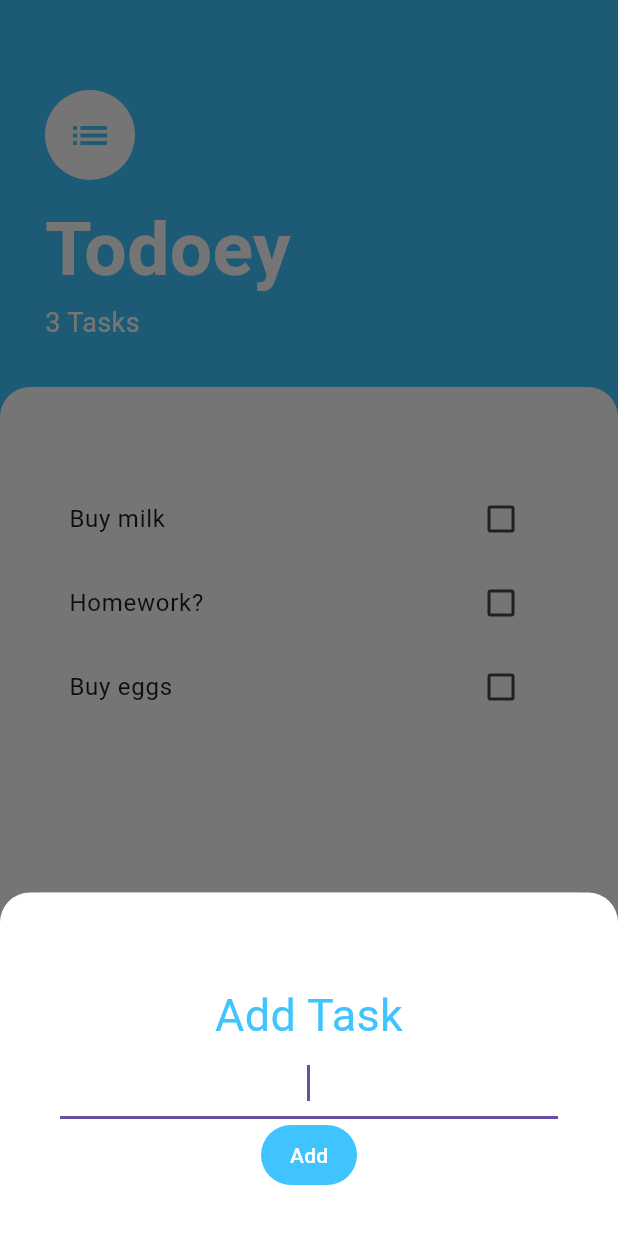
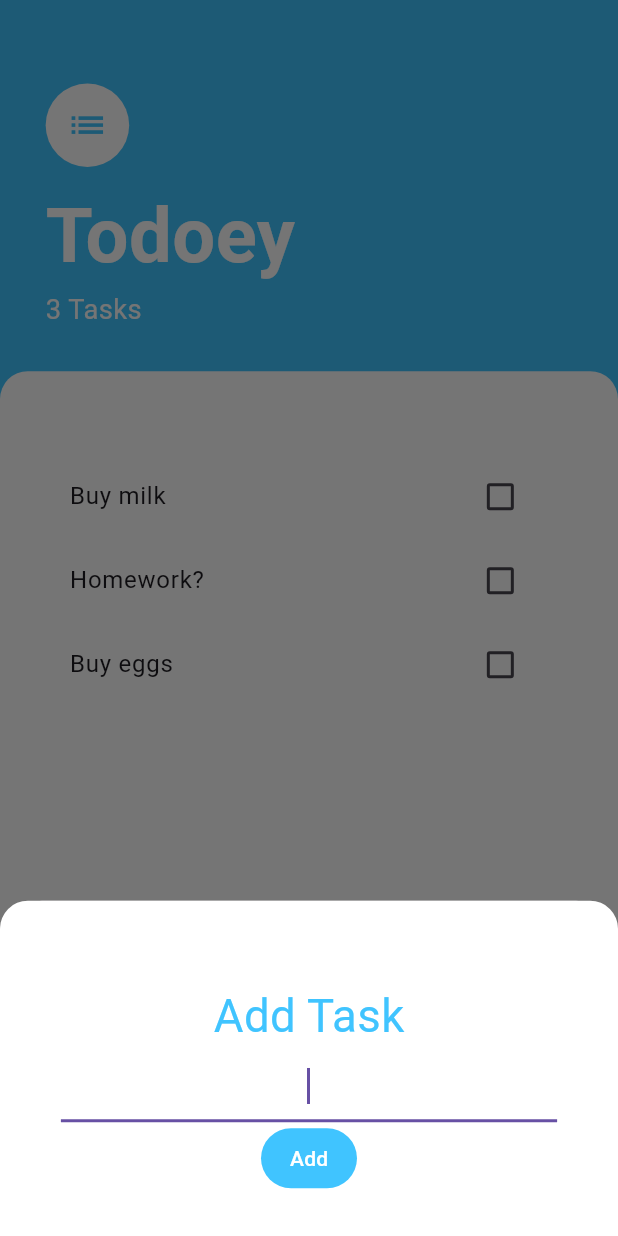
Before and after one commit to DoThienTai/Mini_project_TodoApp, a Flutter app: the screen it shows after launch, after a tap on the "add" icon, on a phone screen of 412 x 824 dp. Run offline on Flutter 3.47's test engine with Material 3 defaults, Android fonts, the phone set to English and light mode, and no system bars; our stand-ins replace flutter_screenutil.

Commit message:
responsive giao dien

```diff
--- a/lib/main.dart
+++ b/lib/main.dart
@@ -2,6 +2,7 @@ import 'package:flutter/material.dart';
 import 'package:flutter_todoey/models/task_data.dart';
 import 'package:flutter_todoey/screens/tasks_screen.dart';
 import 'package:provider/provider.dart';
+import 'package:flutter_screenutil/flutter_screenutil.dart';
 void main() {
   runApp(const MyApp());
 }
@@ -11,11 +12,16 @@ class MyApp extends StatelessWidget {
 
   @override
   Widget build(BuildContext context) {
-    return ChangeNotifierProvider(
-      create: (BuildContext context) =>TaskData(),
-      child: MaterialApp(
-        home: TasksScreen(),
-      ),
+    return ScreenUtilInit(
+      designSize: Size(406, 888),
+      builder: (context, child) {
+        return ChangeNotifierProvider(
+          create: (BuildContext context) =>TaskData(),
+          child: MaterialApp(
+            home: TasksScreen(),
+          ),
+        );
+      },
     );
   }
 }
--- a/lib/screens/add_tasks_screen.dart
+++ b/lib/screens/add_tasks_screen.dart
@@ -2,6 +2,7 @@ import 'package:flutter/material.dart';
 import 'package:flutter_todoey/models/task.dart';
 import 'package:provider/provider.dart';
 import 'package:flutter_todoey/models/task_data.dart';
+import 'package:flutter_screenutil/flutter_screenutil.dart';
 
 class AddTasksScreen extends StatelessWidget {
   // late final Function addTaskCallback;
@@ -13,12 +14,12 @@ class AddTasksScreen extends StatelessWidget {
       color: Color(0xff757575),
       child: Container(
         padding:
-            EdgeInsets.only(top: 60.0, left: 40.0, bottom: 30.0, right: 40.0),
+            EdgeInsets.only(top: 60.h, left: 40.w, bottom: 30.h, right: 40.w),
         decoration: BoxDecoration(
           color: Colors.white,
           borderRadius: BorderRadius.only(
-            topLeft: Radius.circular(20.0),
-            topRight: Radius.circular(20.0),
+            topLeft: Radius.circular(20.h),
+            topRight: Radius.circular(20.h),
           ),
         ),
         child: Column(
@@ -27,7 +28,7 @@ class AddTasksScreen extends StatelessWidget {
               'Add Task',
               style: TextStyle(
                 color: Colors.lightBlueAccent,
-                fontSize: 30.0,
+                fontSize: 30.sp,
               ),
             ),
             TextField(
--- a/lib/screens/tasks_screen.dart
+++ b/lib/screens/tasks_screen.dart
@@ -4,6 +4,7 @@ import '../models/task.dart';
 import '../widgets/tasks_list.dart';
 import 'package:provider/provider.dart';
 import 'package:flutter_todoey/models/task_data.dart';
+import 'package:flutter_screenutil/flutter_screenutil.dart';
 
 class TasksScreen extends StatelessWidget {
   @override
@@ -37,27 +38,27 @@ class TasksScreen extends StatelessWidget {
         children: [
           Container(
             padding: EdgeInsets.only(
-                top: 60.0, left: 30.0, bottom: 30.0, right: 30.0),
+                top: 60.h, left: 30.w, bottom: 30.h ,right: 30.w),
             child: Column(
               crossAxisAlignment: CrossAxisAlignment.start,
               children: [
                 CircleAvatar(
                   child: Icon(
                     Icons.list,
-                    size: 30.0,
+                    size: 30.h,
                     color: Colors.lightBlueAccent,
                   ),
                   backgroundColor: Colors.white,
-                  radius: 30.0,
+                  radius: 30.h,
                 ),
                 SizedBox(
-                  height: 10.0,
+                  height: 10.h,
                 ),
                 Text(
                   'Todoey',
                   style: TextStyle(
                     color: Colors.white,
-                    fontSize: 50.0,
+                    fontSize: 50.sp,
                     fontWeight: FontWeight.w700,
                   ),
                 ),
@@ -66,7 +67,7 @@ class TasksScreen extends StatelessWidget {
                   '${Provider.of<TaskData>(context).getCount} Tasks',
                   style: TextStyle(
                     color: Colors.white,
-                    fontSize: 18.0,
+                    fontSize: 18.sp,
                   ),
                 ),
               ],
@@ -75,13 +76,13 @@ class TasksScreen extends StatelessWidget {
           Expanded(
             child: Container(
               padding: EdgeInsets.only(
-                  top: 60.0, left: 30.0, bottom: 30.0, right: 30.0),
-              height: 300.0,
+                  top: 60.h, left: 30.w, bottom: 30.h, right: 30.w),
+              height: 300.h,
               decoration: BoxDecoration(
                   color: Colors.white,
                   borderRadius: BorderRadius.only(
-                      topLeft: Radius.circular(20.0),
-                      topRight: Radius.circular(20.0))),
+                      topLeft: Radius.circular(20.h),
+                      topRight: Radius.circular(20.h))),
               child: TasksList(),//tasks: tasks
             ),
           ),
--- a/pubspec.yaml
+++ b/pubspec.yaml
@@ -47,6 +47,7 @@ dev_dependencies:
   # rules and activating additional ones.
   flutter_lints: ^2.0.0
   provider: ^6.1.1
+  flutter_screenutil: ^5.9.0
 
 # For information on the generic Dart part of this file, see the
 # following page: https://dart.dev/tools/pub/pubspec
```
Also changed, not shown: pubspec.lock.
